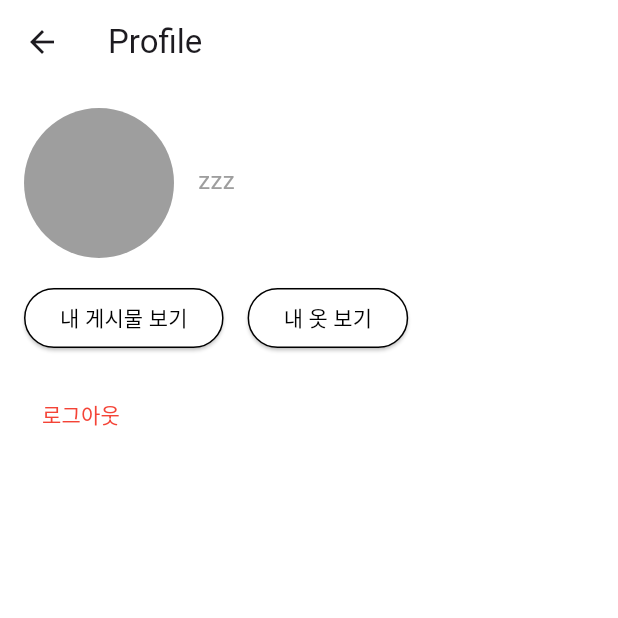
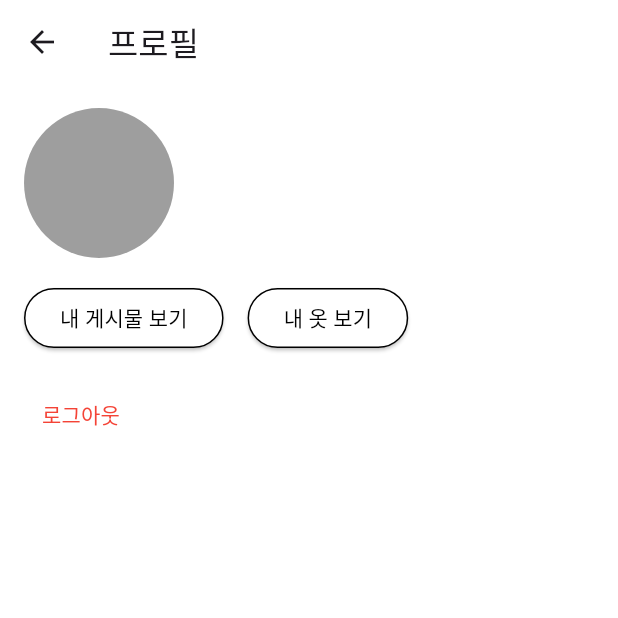
Before and after one commit to geonwoo0215/Fit-front, a Flutter app: the HomePage screen opened by its route, item 5 of the bottom bar chosen, on a phone screen of 412 x 824 dp, the top half of it. Run offline on Flutter 3.47's test engine with Material 3 defaults, Android fonts, the phone set to English and light mode, and no system bars; our stand-ins replace dio, flutter_secure_storage, image_picker; accounts and stored records are empty; network calls fail.

```diff
--- a/lib/pages/home_page.dart
+++ b/lib/pages/home_page.dart
@@ -1,9 +1,9 @@
 import 'package:fit_fe/pages/board_page.dart';
+import 'package:fit_fe/pages/create_post_page1.dart';
 import 'package:fit_fe/pages/profile_page.dart';
 import 'package:fit_fe/pages/rank_page.dart';
+import 'package:fit_fe/pages/search_page.dart';
 import 'package:flutter/material.dart';
-import 'package:fit_fe/pages/create_post_page1.dart';
-import 'package:fit_fe/pages/search_page.dart';
 
 class HomePage extends StatefulWidget {
   @override
@@ -51,7 +51,7 @@ class _HomePageState extends State<HomePage> {
         selectedItemColor: Colors.blue,
         unselectedItemColor: Colors.black,
         onTap: (int index) {
-          if(index!=2){
+          if (index != 2) {
             setState(() {
               _currentIndex = index;
             });
@@ -79,7 +79,7 @@ class _HomePageState extends State<HomePage> {
       case 3:
         return Text('랭킹');
       case 4:
-        return Text('Profile');
+        return Text('프로필');
       default:
         return Text('Fit');
     }
--- a/lib/pages/profile_page.dart
+++ b/lib/pages/profile_page.dart
@@ -1,12 +1,12 @@
+import 'package:dio/dio.dart';
+import 'package:fit_fe/handler/token_refresh_handler.dart';
+import 'package:fit_fe/models/board_response.dart';
+import 'package:fit_fe/models/member_response.dart';
+import 'package:fit_fe/models/page_response.dart';
+import 'package:fit_fe/pages/cloth_page.dart';
+import 'package:fit_fe/pages/my_board_page.dart';
 import 'package:flutter/material.dart';
-import 'package:dio/dio.dart';
-import 'package:fit_fe/models/board_response.dart';
 import 'package:flutter_secure_storage/flutter_secure_storage.dart';
-import 'package:fit_fe/models/page_response.dart';
-import 'package:fit_fe/pages/my_board_page.dart';
-import 'package:fit_fe/models/member_response.dart';
-import 'package:fit_fe/handler/token_refresh_handler.dart';
-import 'package:fit_fe/pages/cloth_page.dart';
 
 class ProfilePage extends StatefulWidget {
   @override
@@ -18,7 +18,7 @@ class _ProfilePageState extends State<ProfilePage> {
   List<BoardResponse> boardResponses = [];
   final FlutterSecureStorage _secureStorage = FlutterSecureStorage();
   bool isLoading = true;
-  late MemberResponse memberResponse = MemberResponse(email: 'zzz', nickname: '');
+  late MemberResponse memberResponse = MemberResponse(email: '', nickname: '');
 
   @override
   void initState() {
@@ -79,14 +79,11 @@ class _ProfilePageState extends State<ProfilePage> {
     );
   }
 
-
-
   void _logout() async {
     try {
       String? jwtToken = await _secureStorage.read(key: 'jwt_token');
 
-      final response = await dio.post(
-        'http://10.0.2.2:8080/logout',
+      final response = await dio.post('http://10.0.2.2:8080/logout',
           options: Options(
             headers: {
               'Authorization': 'Bearer $jwtToken',
@@ -94,18 +91,16 @@ class _ProfilePageState extends State<ProfilePage> {
             validateStatus: (status) {
               return status == 302 || status == 200;
             },
-        )
-      );
+          ));
 
       if (response.statusCode == 302) {
         await _secureStorage.delete(key: 'jwt_token');
         print('로그아웃 성공. 상태 코드: ${response.statusCode}');
         Navigator.pushReplacementNamed(context, '/login');
-
       } else if (response.statusCode == 401) {
         await TokenRefreshHandler.refreshAccessToken(context);
         _logout();
-      }else {
+      } else {
         print('로그아웃 실패. 상태 코드: ${response.statusCode}');
       }
     } catch (error) {
@@ -130,14 +125,12 @@ class _ProfilePageState extends State<ProfilePage> {
       );
 
       if (response.statusCode == 200) {
-
-
         print('프로필을 성공적으로 가져왔습니다. 응답 데이터: ${response.data}');
         memberResponse = MemberResponse.fromJson(response.data['data']);
-        setState (() {
+        setState(() {
           isLoading = false;
         });
-      }else if (response.statusCode == 401 || response.statusCode == 400) {
+      } else if (response.statusCode == 401 || response.statusCode == 400) {
         await TokenRefreshHandler.refreshAccessToken(context);
         await fetchMyProfile();
       } else {
```
Also changed, not shown: lib/pages/my_board_page.dart (+4 -4 lines), assets/gw.jpg (deleted). Lines whose indentation alone changed are shown as unchanged.
